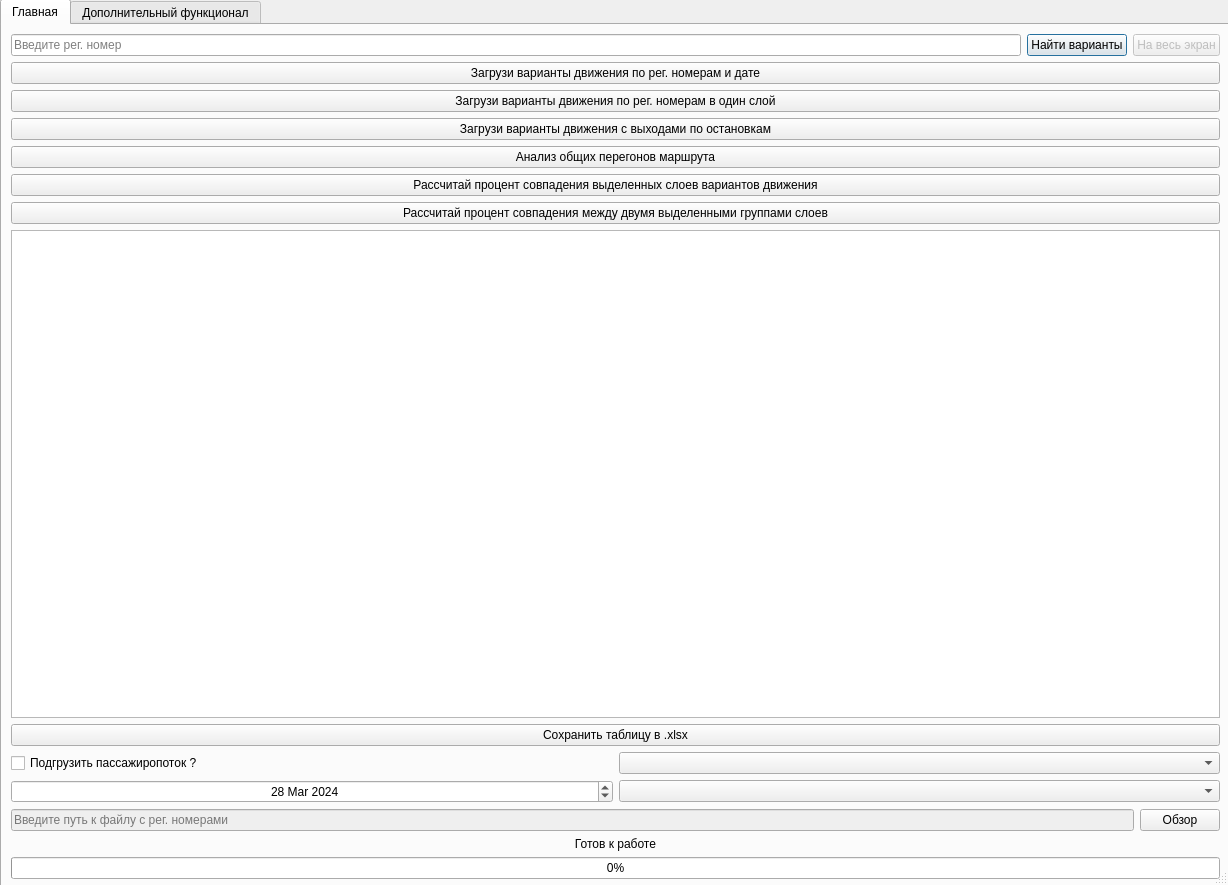
Above: route_network/route_network_dialog_base.ui from 2Neo2/QGIS-Plugin-MTDI before the change. Below: the same form after it.
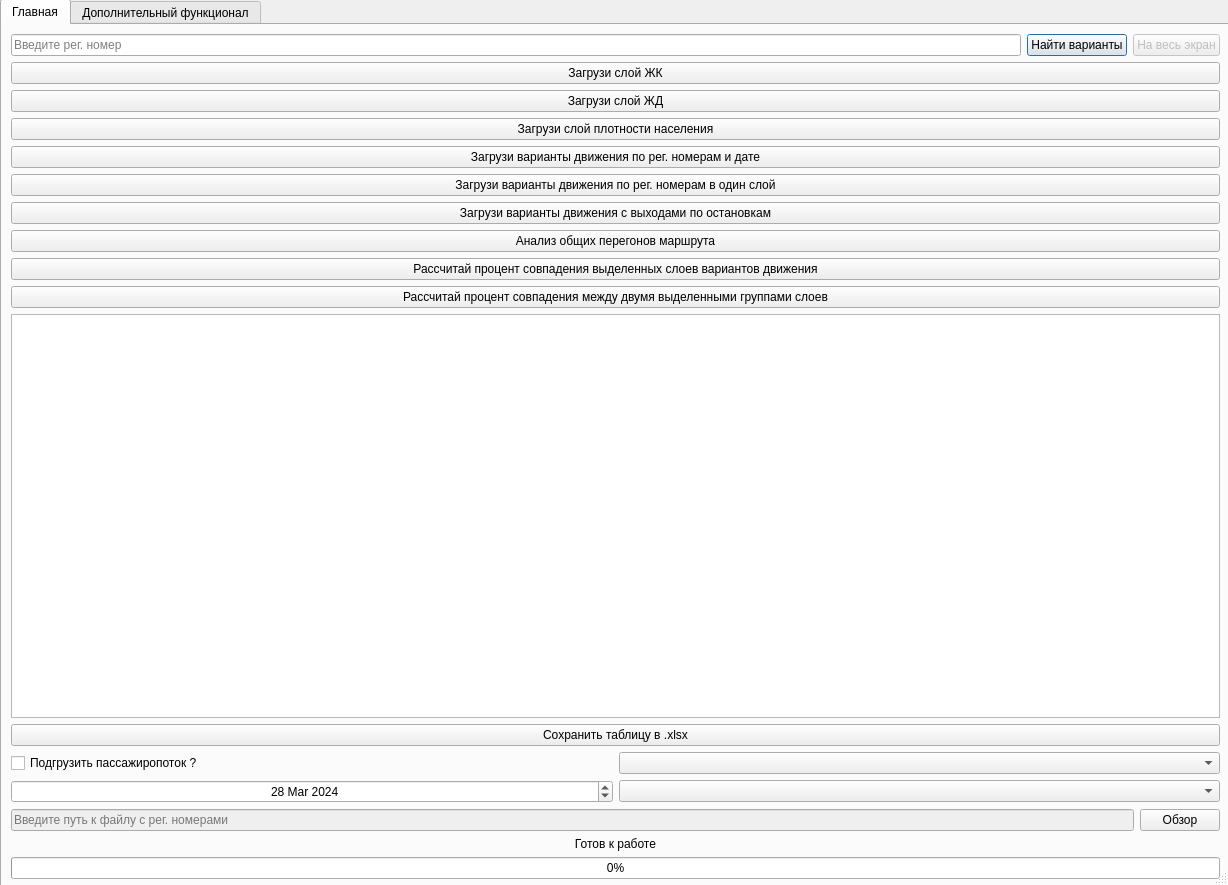
That is the form after the change.

The edit to the form file:
```diff
--- a/route_network/route_network_dialog_base.ui
+++ b/route_network/route_network_dialog_base.ui
@@ -71,6 +71,27 @@
        </item>
        <item>
         <layout class="QVBoxLayout" name="verticalLayout">
+         <item>
+          <widget class="QPushButton" name="jk_layer_button">
+           <property name="text">
+            <string>Загрузи слой ЖК</string>
+           </property>
+          </widget>
+         </item>
+         <item>
+          <widget class="QPushButton" name="jd_layer_button">
+           <property name="text">
+            <string>Загрузи слой ЖД</string>
+           </property>
+          </widget>
+         </item>
+         <item>
+          <widget class="QPushButton" name="population_layer_button">
+           <property name="text">
+            <string>Загрузи слой плотности населения</string>
+           </property>
+          </widget>
+         </item>
          <item>
           <widget class="QPushButton" name="button_dwnl">
            <property name="text">
```
